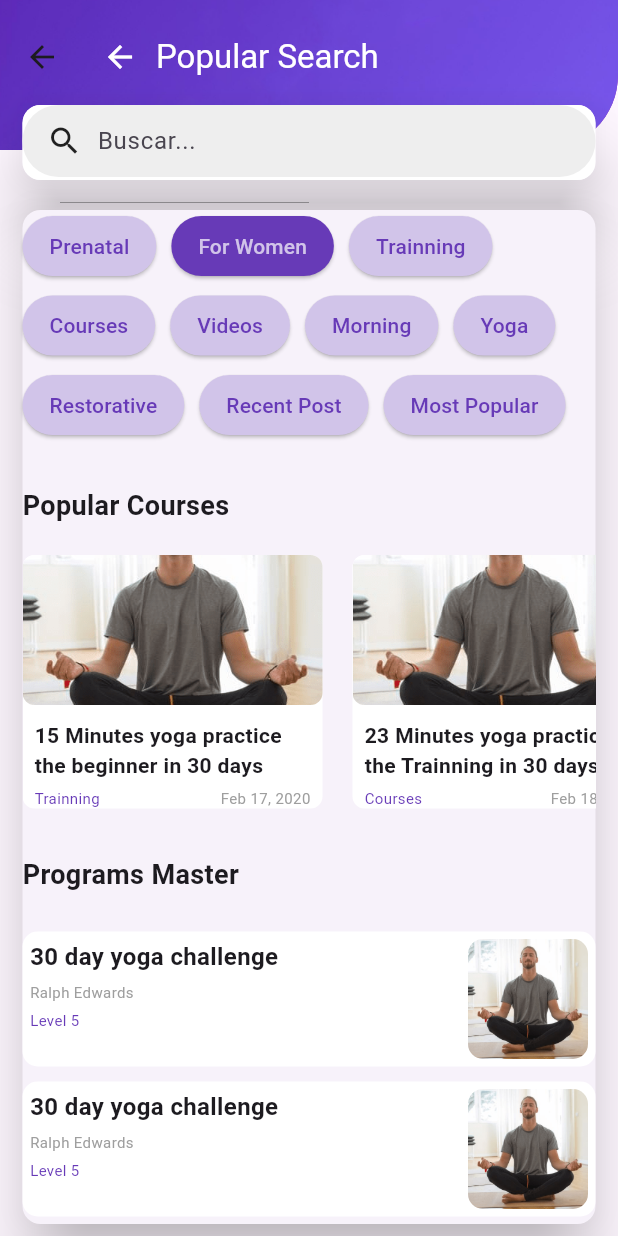
After one commit to Japg01/Frontend-Alfa, a Flutter app: the PopularSearch screen opened directly, on a phone screen of 412 x 824 dp. The commit adds this screen. Run offline on Flutter 3.47's test engine with Material 3 defaults, Android fonts, the phone set to English and light mode, and no system bars; our stand-ins replace carousel_slider, percent_indicator.

Commit message:
PopularSearch y Videos

```diff
--- /dev/null
+++ b/lib/presentation/Popular_Search.dart
@@ -0,0 +1,361 @@
+import 'package:alfa_soyzen/widgets/searchbar.dart';
+import 'package:alfa_soyzen/widgets/navegation.dart';
+import 'package:flutter/material.dart';
+
+class PopularSearch extends StatefulWidget {
+  @override
+  _PopularSearch createState() => _PopularSearch();
+}
+
+class _PopularSearch extends State<PopularSearch> {
+  String? categoriaSeleccionada;
+
+  @override
+  Widget build(BuildContext context) {
+    return Scaffold(
+      body: SafeArea(
+        child: _body(context),
+      ),
+    );
+  }
+
+  Widget _body(BuildContext context) {
+    return SingleChildScrollView(
+      child: Stack(
+        children: <Widget>[
+          Container(
+            decoration: BoxDecoration(
+              color: Colors.purple,
+              image: DecorationImage(
+                image: AssetImage('assets/logo/Fondo Morado.png'),
+                fit: BoxFit.cover,
+              ),
+              borderRadius: BorderRadius.only(
+                bottomRight: Radius.circular(50.0),
+              ),
+            ),
+            height: 100.0,
+          ),
+          Card(
+            elevation: 20.0,
+            margin: EdgeInsets.only(left: 15.0, right: 15.0, top: 70.0),
+            child: ListView(
+              keyboardDismissBehavior: ScrollViewKeyboardDismissBehavior.onDrag,
+              shrinkWrap: true,
+              children: [
+                Container(
+                  height: 50.0,
+                  decoration: BoxDecoration(
+                    borderRadius: BorderRadius.circular(12.0),
+                    color: Colors.white,
+                  ),
+                  child: Column(
+                    mainAxisSize: MainAxisSize.max,
+                    children: [
+                      Padding(
+                        padding: EdgeInsets.only(
+                          top: 0.0,
+                          left: 0,
+                          right: 0,
+                        ),
+                        child: BarraBusqueda(),
+                      ),
+                    ],
+                  ),
+                ),
+              ],
+            ),
+          ),
+          Card(
+            elevation: 20.0,
+            margin: EdgeInsets.only(left: 15.0, right: 15.0, top: 140.0),
+            child: Column(
+              crossAxisAlignment: CrossAxisAlignment.stretch,
+              children: [
+                categoriasBotones(),
+                SizedBox(height: 30),
+                Text(
+                  'Popular Courses',
+                  style: TextStyle(
+                    fontSize: 18,
+                    fontWeight: FontWeight.bold,
+                  ),
+                ),
+                SizedBox(height: 20),
+                Container(
+                  height: 200,
+                  child: ListView(
+                    scrollDirection: Axis.horizontal,
+                    children: [
+                      PopularCourses(
+                        '15 Minutes yoga practice the beginner in 30 days',
+                        'Trainning',
+                        'Feb 17, 2020',
+                        'assets/icons/Yoga Ejemplo.png',
+                      ),
+                      PopularCourses(
+                        '23 Minutes yoga practice in the Trainning in 30 days',
+                        'Courses',
+                        'Feb 18, 2020',
+                        'assets/icons/Yoga Ejemplo.png',
+                      ),
+                      PopularCourses(
+                        '30 Minutes yoga practice for experts in 30 days',
+                        'Yoga',
+                        'Feb 19, 2020',
+                        'assets/icons/Yoga Ejemplo.png',
+                      ),
+                      // Agrega más cursos según sea necesario
+                    ],
+                  ),
+                ),
+                Text(
+                  'Programs Master',
+                  style: TextStyle(
+                    fontSize: 18,
+                    fontWeight: FontWeight.bold,
+                  ),
+                ),
+                SizedBox(height: 20),
+                programsMaster(
+                  '30 day yoga challenge',
+                  'Ralph Edwards',
+                  'Level 5',
+                  'assets/icons/Yoga Ejemplo.png',
+                ),
+                programsMaster(
+                  '30 day yoga challenge',
+                  'Ralph Edwards',
+                  'Level 5',
+                  'assets/icons/Yoga Ejemplo.png',
+                ),
+              ],
+            ),
+          ),
+          Positioned(
+            top: 10.0,
+            left: 0.0,
+            right: 0.0,
+            child: AppBar(
+              titleSpacing: 0.0,
+              backgroundColor: Colors.transparent,
+              elevation: 0,
+              title: Row(
+                children: [
+                  IconButton(
+                    icon: Icon(Icons.arrow_back),
+                    color: Colors.white,
+                    onPressed: () {},
+                  ),
+                  Text(
+                    'Popular Search',
+                    style: TextStyle(
+                      color: Colors.white,
+                    ),
+                  ),
+                ],
+              ),
+            ),
+          ),
+        ],
+      ),
+    );
+  }
+
+  Widget categoriasBotones() {
+    List<String> categorias = [
+      'Prenatal',
+      'For Women',
+      'Trainning',
+      'Courses',
+      'Videos',
+      'Morning',
+      'Yoga',
+      'Restorative',
+      'Recent Post',
+      'Most Popular',
+    ];
+
+    // Al inicio, 'For Women' está seleccionado
+    categoriaSeleccionada = 'For Women';
+
+    return Column(
+      crossAxisAlignment: CrossAxisAlignment.start,
+      children: [
+        Wrap(
+          spacing: 10.0,
+          runSpacing: 5.0,
+          children: categorias.map((categoria) {
+            return ElevatedButton(
+              onPressed: () {
+                setState(() {
+                  // Actualiza la categoría seleccionada al hacer clic en un botón
+                  categoriaSeleccionada =
+                      categoriaSeleccionada == categoria ? null : categoria;
+                });
+              },
+              style: ButtonStyle(
+                padding: MaterialStateProperty.all<EdgeInsets>(
+                  EdgeInsets.symmetric(
+                    vertical: 8.0,
+                    horizontal: 18.0,
+                  ),
+                ),
+                backgroundColor: MaterialStateProperty.resolveWith<Color>(
+                  (Set<MaterialState> states) {
+                    // Establece el color de fondo según si está seleccionado o no
+                    return categoria == categoriaSeleccionada
+                        ? Colors.deepPurple
+                        : Colors.deepPurple[100]!;
+                  },
+                ),
+              ),
+              child: Text(
+                categoria,
+                style: TextStyle(
+                  fontSize: 14.0,
+                  color: categoria == categoriaSeleccionada
+                      ? Colors.deepPurple[100]!
+                      : Colors.deepPurple,
+                ),
+              ),
+            );
+          }).toList(),
+        ),
+      ],
+    );
+  }
+
+  Widget PopularCourses(
+      String title, String category, String date, String imagePath) {
+    return GestureDetector(
+      onTap: () {
+        // Manejar la acción cuando se hace clic en el curso
+      },
+      child: Container(
+        width: 200.0,
+        margin: EdgeInsets.only(right: 20.0),
+        child: Column(
+          crossAxisAlignment: CrossAxisAlignment.start,
+          children: [
+            Container(
+              decoration: BoxDecoration(
+                borderRadius: BorderRadius.circular(8.0),
+                color: Colors.white,
+              ),
+              child: Column(
+                crossAxisAlignment: CrossAxisAlignment.start,
+                children: [
+                  ClipRRect(
+                    borderRadius: BorderRadius.circular(8.0),
+                    child: Image.asset(
+                      imagePath,
+                      fit: BoxFit.cover,
+                      width: 200.0,
+                      height: 100.0,
+                    ),
+                  ),
+                  SizedBox(height: 10.0),
+                  Padding(
+                    padding: EdgeInsets.symmetric(horizontal: 8.0),
+                    child: Text(
+                      title,
+                      style: TextStyle(
+                        fontSize: 14.0,
+                        fontWeight: FontWeight.bold,
+                      ),
+                      overflow: TextOverflow.ellipsis,
+                      maxLines: 2,
+                    ),
+                  ),
+                  SizedBox(height: 5.0),
+                  Padding(
+                    padding: EdgeInsets.symmetric(horizontal: 8.0),
+                    child: Row(
+                      children: [
+                        Text(
+                          category,
+                          style: TextStyle(
+                            fontSize: 10.0,
+                            color: Colors.deepPurple,
+                          ),
+                        ),
+                        Spacer(),
+                        Text(
+                          date,
+                          style: TextStyle(
+                            fontSize: 10.0,
+                            color: Colors.grey,
+                          ),
+                        ),
+                      ],
+                    ),
+                  ),
+                ],
+              ),
+            ),
+          ],
+        ),
+      ),
+    );
+  }
+
+  Widget programsMaster(
+      String title, String instructor, String difficulty, String imagePath) {
+    return Container(
+      margin: EdgeInsets.symmetric(vertical: 5.0, horizontal: 0.0),
+      padding: EdgeInsets.all(5.0),
+      decoration: BoxDecoration(
+        color: Colors.white,
+        borderRadius: BorderRadius.circular(10.0),
+      ),
+      child: Row(
+        crossAxisAlignment: CrossAxisAlignment.start,
+        children: [
+          Expanded(
+            child: Column(
+              crossAxisAlignment: CrossAxisAlignment.start,
+              children: [
+                Text(
+                  title,
+                  style: TextStyle(
+                    fontSize: 16.0,
+                    fontWeight: FontWeight.bold,
+                  ),
+                ),
+                SizedBox(height: 5.0),
+                Text(
+                  instructor,
+                  style: TextStyle(
+                    fontSize: 10.0,
+                    color: Colors.grey,
+                  ),
+                ),
+                SizedBox(height: 5.0),
+                Text(
+                  difficulty,
+                  style: TextStyle(
+                    fontSize: 10.0,
+                    color: Colors.deepPurple,
+                  ),
+                ),
+              ],
+            ),
+          ),
+          SizedBox(width: 10.0),
+          Container(
+            width: 80.0,
+            height: 80.0,
+            decoration: BoxDecoration(
+              borderRadius: BorderRadius.circular(10.0),
+              image: DecorationImage(
+                image: AssetImage(imagePath),
+                fit: BoxFit.cover,
+              ),
+            ),
+          ),
+        ],
+      ),
+    );
+  }
+}
--- a/lib/widgets/Progress_Bar_Homescreen.dart
+++ b/lib/widgets/Progress_Bar_Homescreen.dart
@@ -28,7 +28,6 @@ class ProgressSection extends StatelessWidget {
     );
   }
 }
-
 
 class CustomCircularPercentIndicator extends StatelessWidget {
   final double radius;
--- /dev/null
+++ b/lib/widgets/searchbar.dart
@@ -0,0 +1,28 @@
+import 'package:flutter/material.dart';
+
+class BarraBusqueda extends StatelessWidget {
+  @override
+  Widget build(BuildContext context) {
+    return Container(
+      padding: EdgeInsets.symmetric(horizontal: 16.0),
+      decoration: BoxDecoration(
+        color: Colors.grey[200],
+        borderRadius: BorderRadius.circular(30.0),
+      ),
+      child: Row(
+        children: <Widget>[
+          Icon(Icons.search),
+          SizedBox(width: 10.0),
+          Expanded(
+            child: TextField(
+              decoration: InputDecoration(
+                hintText: "Buscar...",
+                border: InputBorder.none,
+              ),
+            ),
+          ),
+        ],
+      ),
+    );
+  }
+}
--- a/pubspec.yaml
+++ b/pubspec.yaml
@@ -31,12 +31,13 @@ dependencies:
   flutter:
     sdk: flutter
 
-
   # The following adds the Cupertino Icons font to your application.
   # Use with the CupertinoIcons class for iOS style icons.
   cupertino_icons: ^1.0.6
   percent_indicator: ^4.2.3
   carousel_slider: ^4.2.1
+  video_player: ^2.6.0
+  appinio_video_player: ^1.2.2
 
 dev_dependencies:
   flutter_test:
@@ -72,6 +73,9 @@ flutter:
     - assets/icons/estirar.png
     - assets/icons/meditacion.png
     - assets/icons/nadador.png
+    - assets/icons/Yoga Ejemplo.png
+    - assets/logo/Fondo Morado.png
+    - assets/videos/yogavideo.mp4
     - lib/presentation/Tips_Detailed.dart
 
   # An image asset can refer to one or more resolution-specific "variants", see
```
Also changed, not shown: lib/presentation/videos.dart (added, +223 -0 lines), lib/widgets/videoplayer.dart (added, +39 -0 lines), assets/icons/Yoga Ejemplo.png (added), pubspec.lock, 2 other files.
